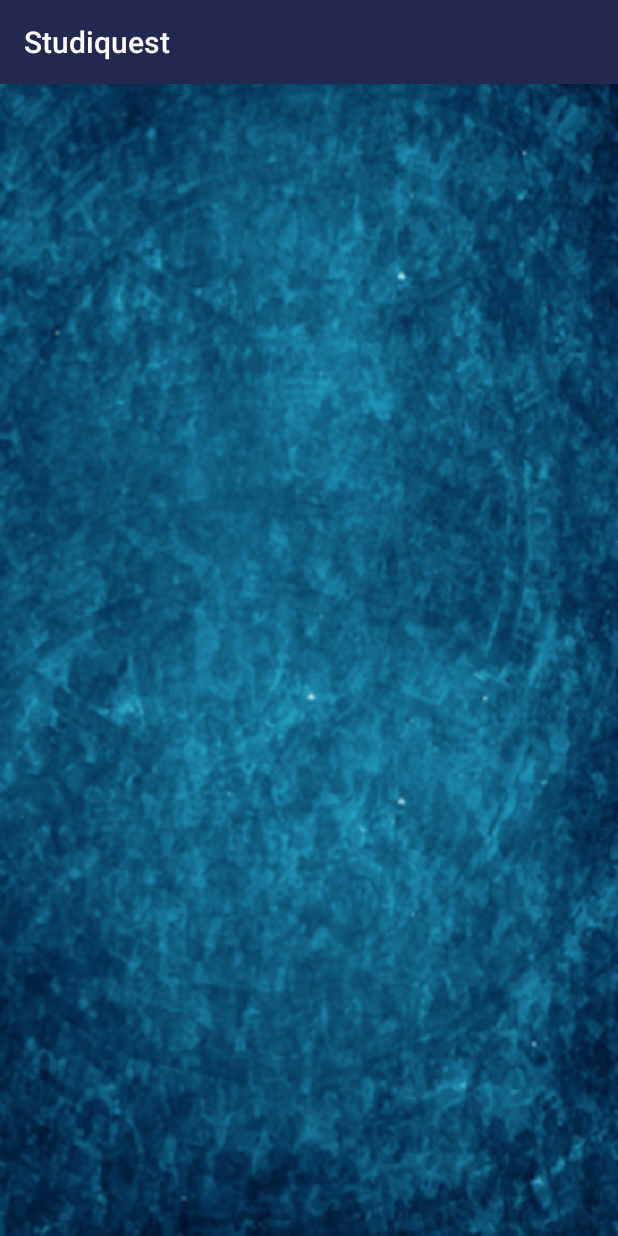
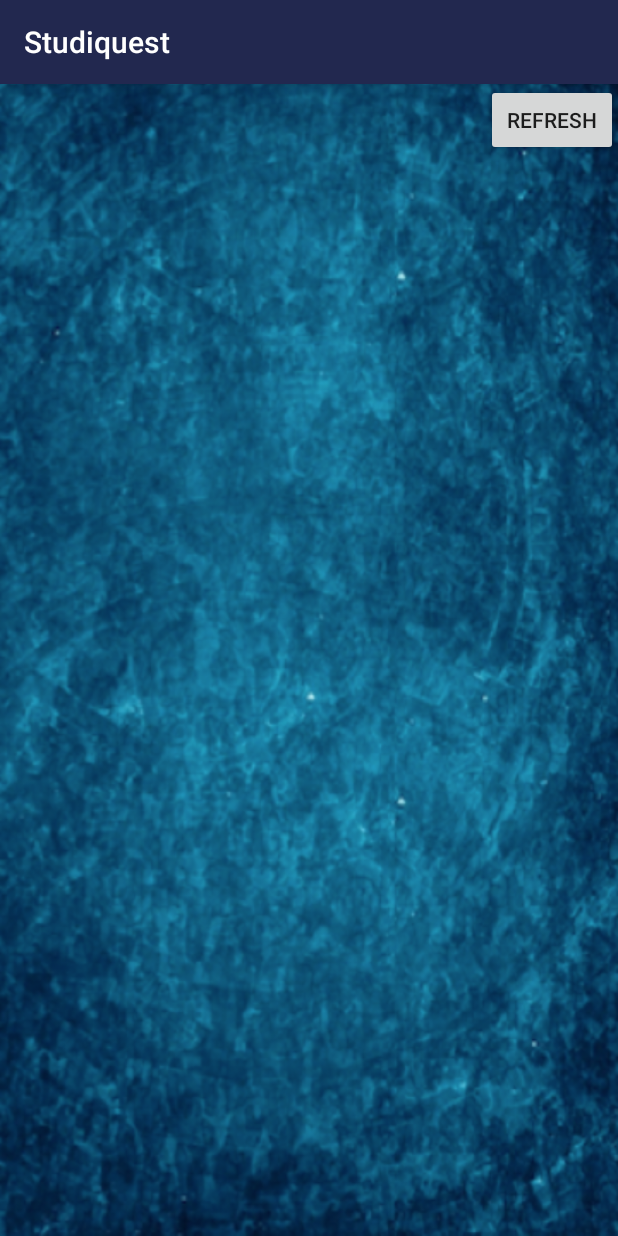
Before and after one commit to stortial/Study-app, an Android app: the GoogleMaps screen opened directly, with no data from a screen before it, on a phone screen of 412 x 824 dp. Run offline under Robolectric (Android 15) with nearby library versions, the phone set to English and light mode, and no system bars; our stand-ins replace Firebase (no records; nobody signed in at launch, a user with empty details on screens opened directly).

Commit message:
Final additions on Refresh
It can refresh!

```diff
--- a/Studiquest/app/src/main/java/org/example/amylipsky/myapplication/GoogleMaps.java
+++ b/Studiquest/app/src/main/java/org/example/amylipsky/myapplication/GoogleMaps.java
@@ -4,6 +4,9 @@ import android.os.Bundle;
 import android.support.v7.app.AppCompatActivity;
 import android.support.v7.widget.Toolbar;
 import android.graphics.Color;
+import android.view.View;
+import android.widget.Button;
+
 import com.google.android.gms.maps.CameraUpdateFactory;
 import com.google.android.gms.maps.GoogleMap;
 import com.google.android.gms.maps.OnMapReadyCallback;
@@ -20,6 +23,7 @@ import com.google.firebase.database.FirebaseDatabase;
 import com.google.firebase.database.ValueEventListener;
 import com.google.firebase.database.ServerValue;
 
+import java.security.acl.Group;
 import java.util.ArrayList;
 import java.util.Random;
 import java.util.concurrent.TimeUnit;
@@ -41,6 +45,8 @@ public class GoogleMaps extends AppCompatActivity implements OnMapReadyCallback
     private static ArrayList<String> GroupID = new ArrayList<>();
     private DatabaseReference groupRef;
 
+    Button refreshbttn;
+    boolean isRefreshed = false;
 
 
     @Override
@@ -66,6 +72,14 @@ public class GoogleMaps extends AppCompatActivity implements OnMapReadyCallback
         //  note, this happens after the first time the map is created
         //  to fix this just back out and then go back in
 
+
+
+        refreshbttn = (Button) findViewById(R.id.refreshbutton);
+        refreshbttn.setOnClickListener(new View.OnClickListener(){
+            @Override
+            public void onClick(View view){
+
+                isRefreshed = true;
                 FirebaseDatabase.getInstance().getReference().child("groups").addListenerForSingleValueEvent(new ValueEventListener() {
                     @Override
                     public void onDataChange(DataSnapshot dataSnapshot) {
@@ -107,6 +121,65 @@ public class GoogleMaps extends AppCompatActivity implements OnMapReadyCallback
 
                     }
                 });
+                checkMarkers();
+            }
+
+
+
+        });
+
+        if(isRefreshed == false){
+            FirebaseDatabase.getInstance().getReference().child("groups").addListenerForSingleValueEvent(new ValueEventListener() {
+                @Override
+                public void onDataChange(DataSnapshot dataSnapshot) {
+
+                    location_list.clear();
+                    courselist.clear();
+                    timelist.clear();
+                    desclist.clear();
+                    User.clear();
+                    GroupID.clear();
+
+                    //iterate through all children of groups
+                    for (DataSnapshot snapshot : dataSnapshot.getChildren()) {
+
+                        //put each piece of data into the appropriate variable
+                        String course = (String) snapshot.child("course").getValue();
+                        String locations = (String) snapshot.child("locations").getValue();
+                        String description = (String) snapshot.child("description").getValue();
+                        Long TimeStamp = (Long) snapshot.child("timestamp").getValue();
+                        String aUser = (String) snapshot.child("User").getValue();
+                        String GID = (String) snapshot.getKey();
+
+
+                        //add each piece of data to the array list
+                        location_list.add(locations);
+                        courselist.add(course);
+                        timelist.add(TimeStamp);
+                        desclist.add(description);
+                        User.add(aUser);
+                        GroupID.add(GID);
+
+                        //}
+
+
+                    }
+                }
+                @Override
+                public void onCancelled(DatabaseError databaseError) {
+
+                }
+            });
+
+            checkMarkers();
+        }
+
+
+
+    }
+
+
+        public void checkMarkers(){
         for(int i = 0; i < timelist.size();i++)
         {
             long CurrentTime = System.currentTimeMillis();
@@ -115,6 +188,10 @@ public class GoogleMaps extends AppCompatActivity implements OnMapReadyCallback
                 groupRef.child(GroupID.get(i)).removeValue();
             }
         }
+            FirebaseUser currentUser = FirebaseAuth.getInstance().getCurrentUser();
+            final String _User = currentUser.getUid(); //get Uid from Auth
+
+
         FirebaseDatabase.getInstance().getReference().child("users").child(_User).child("Courses").addListenerForSingleValueEvent(new ValueEventListener() {
                 @Override
                 public void onDataChange(DataSnapshot dataSnapshot) {
@@ -139,7 +216,7 @@ public class GoogleMaps extends AppCompatActivity implements OnMapReadyCallback
             //delay the program for 5 seconds
             //  it takes a few sec to read from the database so hold your horses
             try {
-            TimeUnit.SECONDS.sleep(5);
+                TimeUnit.SECONDS.sleep(1);
             } catch (InterruptedException e) {
                 e.printStackTrace();
             }
@@ -229,4 +306,5 @@ public class GoogleMaps extends AppCompatActivity implements OnMapReadyCallback
 
     }
 
+
 }
--- a/Studiquest/app/src/main/res/layout/google_maps.xml
+++ b/Studiquest/app/src/main/res/layout/google_maps.xml
@@ -44,4 +44,13 @@
         android:layout_alignParentStart="true"
         android:layout_marginTop="12dp" />
 
+    <Button
+        android:id="@+id/refreshbutton"
+        android:layout_width="wrap_content"
+        android:layout_height="wrap_content"
+        android:layout_alignParentEnd="true"
+        android:layout_alignParentRight="true"
+        android:layout_below="@+id/my_toolbar"
+        android:text="Refresh" />
+
 </RelativeLayout>
```
Lines whose indentation alone changed are shown as unchanged.
